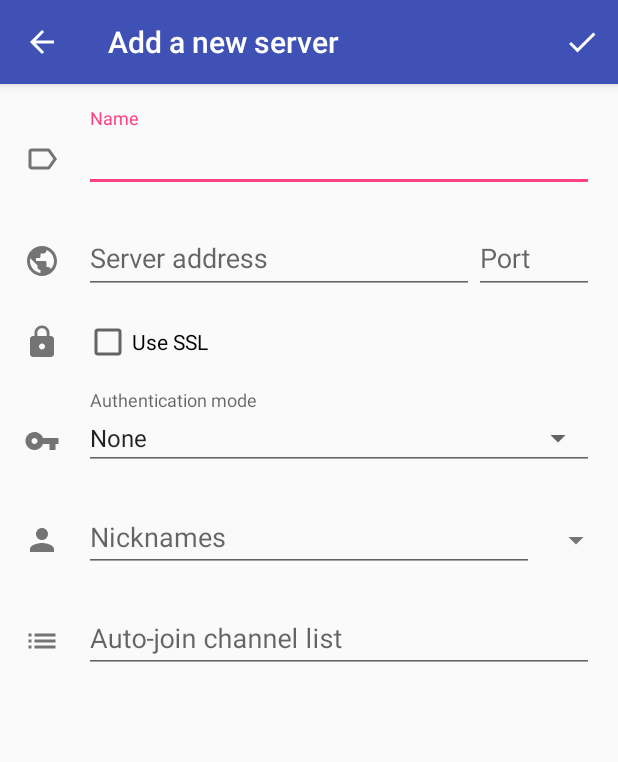
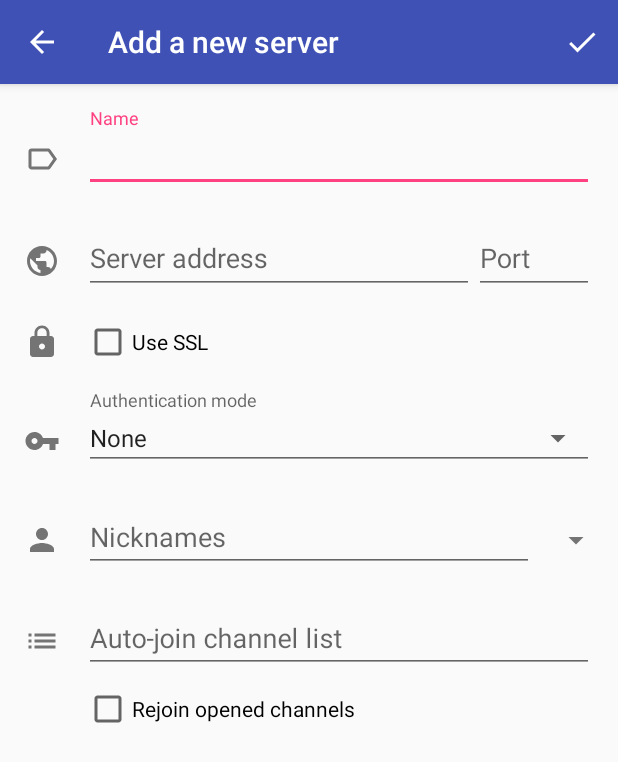
Before and after one commit to MCMrARM/revolution-irc, an Android app: the EditServerActivity screen opened directly, with no data from a screen before it, on a phone screen of 412 x 824 dp. Shown: the top 762 px of the screen. Run offline under Robolectric (Android 15) with nearby library versions, the phone set to English and light mode, and no system bars; our stand-ins replace FlexboxLayout; 3 statements that could not run were skipped.

Commit message:
Make rejoin opened channels a per-server option

```diff
--- a/app/src/main/java/io/mrarm/irc/EditServerActivity.java
+++ b/app/src/main/java/io/mrarm/irc/EditServerActivity.java
@@ -61,6 +61,7 @@ public class EditServerActivity extends AppCompatActivity {
     private EditText mServerUser;
     private EditText mServerRealname;
     private ChipsEditText mServerChannels;
+    private CheckBox mServerRejoinChannels;
 
     private View mServerUserExpandIcon;
     private View mServerUserExpandContent;
@@ -111,26 +112,27 @@ public class EditServerActivity extends AppCompatActivity {
         setContentView(R.layout.activity_edit_server);
         getSupportActionBar().setDisplayHomeAsUpEnabled(true);
 
-        mServerName = (EditText) findViewById(R.id.server_name);
-        mServerNameCtr = (TextInputLayout) findViewById(R.id.server_name_ctr);
-        mServerAddress = (EditText) findViewById(R.id.server_address_name);
-        mServerAddressCtr = (TextInputLayout) findViewById(R.id.server_address_name_ctr);
-        mServerPort = (EditText) findViewById(R.id.server_address_port);
-        mServerPortCtr = (TextInputLayout) findViewById(R.id.server_address_port_ctr);
-        mServerSSL = (CheckBox) findViewById(R.id.server_ssl_checkbox);
+        mServerName = findViewById(R.id.server_name);
+        mServerNameCtr = findViewById(R.id.server_name_ctr);
+        mServerAddress = findViewById(R.id.server_address_name);
+        mServerAddressCtr = findViewById(R.id.server_address_name_ctr);
+        mServerPort = findViewById(R.id.server_address_port);
+        mServerPortCtr = findViewById(R.id.server_address_port_ctr);
+        mServerSSL = findViewById(R.id.server_ssl_checkbox);
         mServerSSLCertsButton = findViewById(R.id.server_ssl_certs);
-        mServerSSLCertsLbl = (TextView) findViewById(R.id.server_ssl_cert_lbl);
-        mServerAuthMode = (Spinner) findViewById(R.id.server_auth_mode);
-        mServerAuthUser = (EditText) findViewById(R.id.server_username);
-        mServerAuthUserCtr = (TextInputLayout) findViewById(R.id.server_username_ctr);
-        mServerAuthPass = (EditText) findViewById(R.id.server_password);
-        mServerAuthPassCtr = (StaticLabelTextInputLayout) findViewById(R.id.server_password_ctr);
+        mServerSSLCertsLbl = findViewById(R.id.server_ssl_cert_lbl);
+        mServerAuthMode = findViewById(R.id.server_auth_mode);
+        mServerAuthUser = findViewById(R.id.server_username);
+        mServerAuthUserCtr = findViewById(R.id.server_username_ctr);
+        mServerAuthPass = findViewById(R.id.server_password);
+        mServerAuthPassCtr = findViewById(R.id.server_password_ctr);
         mServerAuthPassMainCtr = findViewById(R.id.server_password_main_ctr);
         mServerAuthPassReset = findViewById(R.id.server_password_reset);
-        mServerNick = (ChipsEditText) findViewById(R.id.server_nick);
-        mServerUser = (EditText) findViewById(R.id.server_user);
-        mServerRealname = (EditText) findViewById(R.id.server_realname);
-        mServerChannels = (ChipsEditText) findViewById(R.id.server_channels);
+        mServerNick = findViewById(R.id.server_nick);
+        mServerUser = findViewById(R.id.server_user);
+        mServerRealname = findViewById(R.id.server_realname);
+        mServerChannels = findViewById(R.id.server_channels);
+        mServerRejoinChannels = findViewById(R.id.server_rejoin_channels);
 
         mServerUserExpandIcon = findViewById(R.id.server_user_expand);
         mServerUserExpandContent = findViewById(R.id.server_user_expand_content);
@@ -184,6 +186,7 @@ public class EditServerActivity extends AppCompatActivity {
             mServerAddress.setText(mEditServer.address);
             mServerPort.setText(String.valueOf(mEditServer.port));
             mServerSSL.setChecked(mEditServer.ssl);
+            mServerRejoinChannels.setChecked(mEditServer.rejoinChannels);
 
             if (mEditServer.authPass != null) {
                 mServerAuthPassReset.setVisibility(View.VISIBLE);
@@ -303,6 +306,7 @@ public class EditServerActivity extends AppCompatActivity {
         if (mServerAuthPassReset.getVisibility() == View.GONE && authModePassword)
             mEditServer.authPass = mServerAuthPass.getText().length() > 0 ? mServerAuthPass.getText().toString() : null;
         mEditServer.autojoinChannels = mServerChannels.getItems();
+        mEditServer.rejoinChannels = mServerRejoinChannels.isChecked();
         try {
             ServerConfigManager.getInstance(this).saveServer(mEditServer);
         } catch (IOException e) {
--- a/app/src/main/java/io/mrarm/irc/config/ServerConfigData.java
+++ b/app/src/main/java/io/mrarm/irc/config/ServerConfigData.java
@@ -26,7 +26,8 @@ public class ServerConfigData {
     public String realname;
 
     public List<String> autojoinChannels;
-    public List<String> lastJoinedChannels;
+    public boolean rejoinChannels = true;
+
     public List<IgnoreEntry> ignoreList;
 
     public long storageLimit;
--- a/app/src/main/java/io/mrarm/irc/drawer/DrawerMenuListAdapter.java
+++ b/app/src/main/java/io/mrarm/irc/drawer/DrawerMenuListAdapter.java
@@ -328,7 +328,8 @@ public class DrawerMenuListAdapter extends RecyclerView.Adapter<RecyclerView.Vie
 
         public void bind(ServerConnectionInfo info, int channelIndex) {
             mConnection = info;
-            mChannel = info.getChannels().get(channelIndex);
+            List<String> channels = info.getChannels();
+            mChannel = channels.size() > channelIndex ? channels.get(channelIndex) : null;
             mName.setText(mChannel);
 
             if (mAdapter.mSelectedItemServer != null && mAdapter.mSelectedItemChannel != null &&
--- a/app/src/main/res/layout/activity_edit_server.xml
+++ b/app/src/main/res/layout/activity_edit_server.xml
@@ -281,6 +281,7 @@
                 style="@style/EditServerIcon.TextInput" />
 
             <io.mrarm.irc.view.LabelLayout
+                android:id="@+id/server_channels_ctr"
                 style="@style/EditServerTextInput"
                 android:hint="@string/server_channels">
 
@@ -291,6 +292,16 @@
 
             </io.mrarm.irc.view.LabelLayout>
 
+            <CheckBox
+                android:id="@+id/server_rejoin_channels"
+                android:layout_width="match_parent"
+                android:layout_height="wrap_content"
+                android:layout_toRightOf="@id/server_channels_icon"
+                android:layout_toEndOf="@id/server_channels_icon"
+                android:layout_below="@id/server_channels_ctr"
+                android:layout_marginTop="8dp"
+                android:text="@string/server_rejoin_channels" />
+
         </RelativeLayout>
 
     </LinearLayout>
--- a/app/src/main/res/values/strings.xml
+++ b/app/src/main/res/values/strings.xml
@@ -135,6 +135,7 @@
     <string name="server_password_unchanged">Unchanged</string>
     <string name="server_authentication_mode">Authentication mode</string>
     <string name="server_channels">Auto-join channel list</string>
+    <string name="server_rejoin_channels">Rejoin opened channels</string>
     <string name="server_nicks">Nicknames</string>
     <string name="server_user">User</string>
     <string name="server_realname">Real name</string>
```
Also changed, not shown: app/src/main/java/io/mrarm/irc/ServerConnectionInfo.java (+9 -8 lines), app/src/main/java/io/mrarm/irc/config/SettingsHelper.java (+1 -23 lines).
